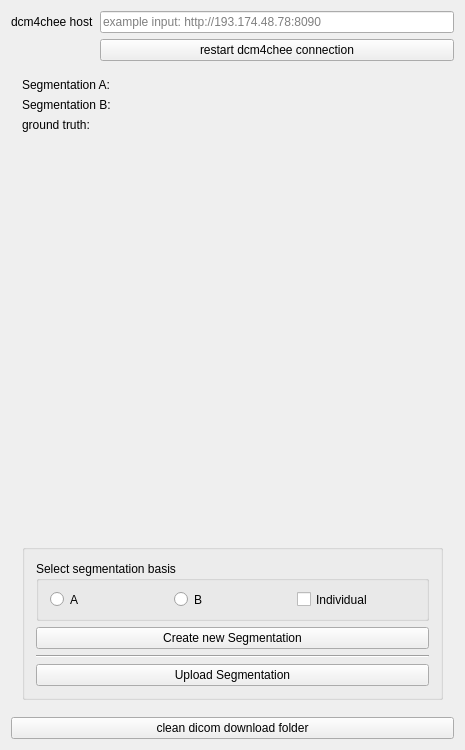
MITK/MITK, file Plugins/org.mitk.gui.qt.segmentation.rework/src/internal/SegmentationReworkViewControls.ui: the form before one commit.
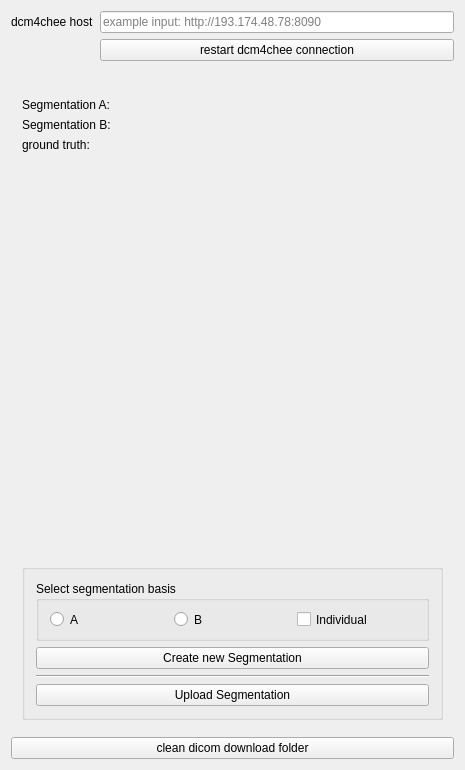
The form after the commit. Custom widgets are drawn as their Qt base class.

The edit to the form file:
```diff
--- a/Plugins/org.mitk.gui.qt.segmentation.rework/src/internal/SegmentationReworkViewControls.ui
+++ b/Plugins/org.mitk.gui.qt.segmentation.rework/src/internal/SegmentationReworkViewControls.ui
@@ -7,7 +7,7 @@
     <x>0</x>
     <y>0</y>
     <width>465</width>
-    <height>729</height>
+    <height>738</height>
    </rect>
   </property>
   <property name="minimumSize">
@@ -45,6 +45,13 @@
      </item>
     </layout>
    </item>
+   <item>
+    <widget class="QLabel" name="dcm4cheeURL">
+     <property name="text">
+      <string/>
+     </property>
+    </widget>
+   </item>
    <item>
     <widget class="QWidget" name="verticalWidget" native="true">
      <layout class="QVBoxLayout" name="verticalLayout_3">
```
